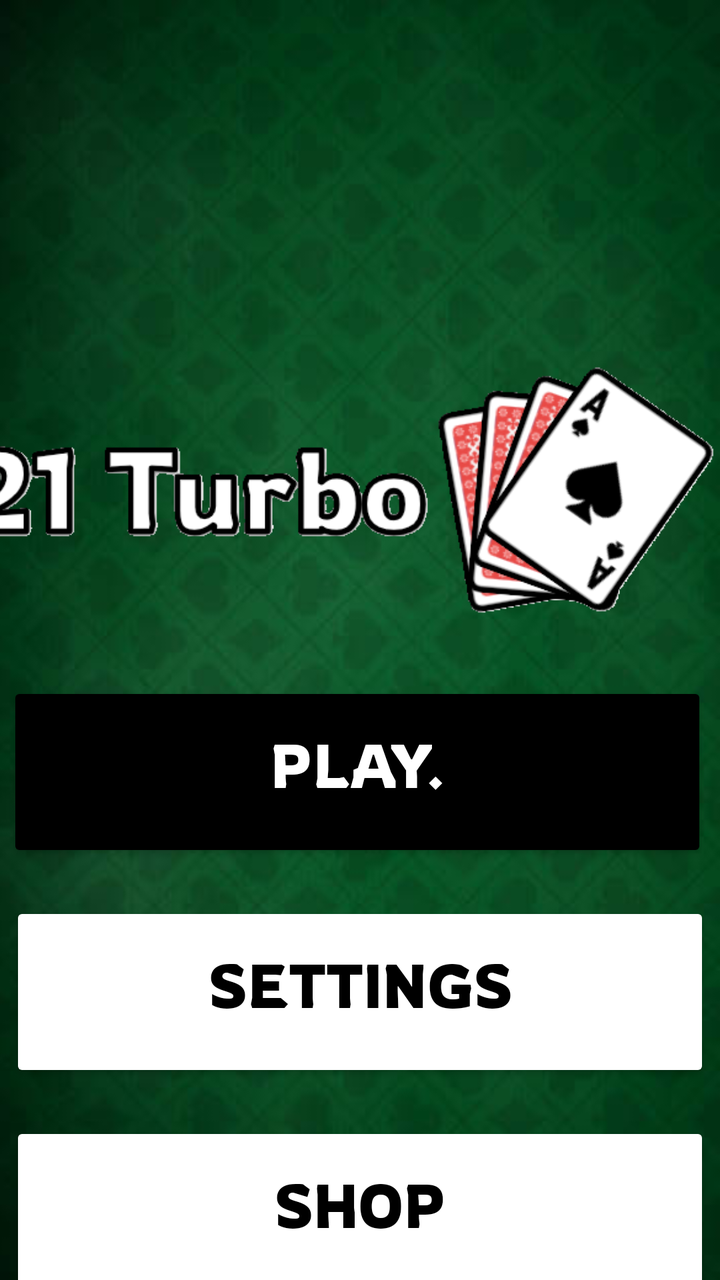
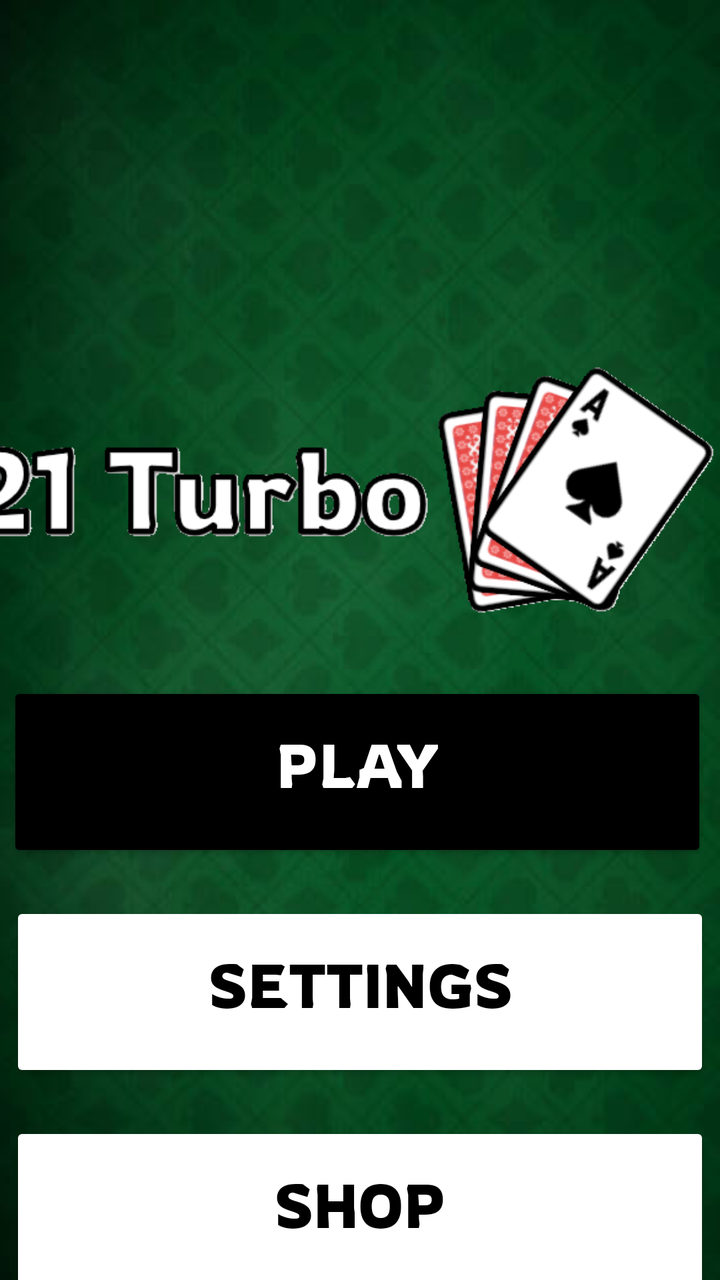

Before-and-after screenshots of an Android layout around one commit, followed by the original layout XML and the change that was made.
<!-- AndroidManifest.xml: application theme Theme._21Turbo -->
<!-- res/layout/screen_main.xml -->
<?xml version="1.0" encoding="utf-8"?>
<androidx.constraintlayout.widget.ConstraintLayout xmlns:android="http://schemas.android.com/apk/res/android"
    xmlns:app="http://schemas.android.com/apk/res-auto"
    xmlns:tools="http://schemas.android.com/tools"
    android:id="@+id/main"
    android:layout_width="match_parent"
    android:layout_height="match_parent"
    android:background="@drawable/table_background"
    tools:context=".MainActivity"
    tools:layout_editor_absoluteX="-18dp"
    tools:layout_editor_absoluteY="-48dp">

    <ImageView
        android:id="@+id/imageView"
        android:layout_width="455dp"
        android:layout_height="410dp"
        android:layout_marginTop="60dp"
        app:layout_constraintEnd_toEndOf="parent"
        app:layout_constraintHorizontal_bias="0.795"
        app:layout_constraintStart_toStartOf="parent"
        app:layout_constraintTop_toTopOf="parent"
        app:srcCompat="@drawable/game_logo" />

    <Button
        android:id="@+id/button"
        android:layout_width="wrap_content"
        android:layout_height="wrap_content"
        android:layout_marginStart="160dp"
        android:layout_marginTop="341dp"
        android:layout_marginEnd="163dp"
        android:text="Play."
        android:fontFamily="@font/rowdies_regular"
        android:textSize="30sp"
        android:textColor="#FFFFFF"
        android:backgroundTint="#000000"
        android:width="350dp"
        android:height="90dp"
        app:shapeAppearanceOverlay="@style/LessRoundButton"
        app:layout_constraintEnd_toEndOf="parent"
        app:layout_constraintStart_toStartOf="parent"
        app:layout_constraintTop_toTopOf="parent" />

    <Button
        android:id="@+id/button2"
        android:layout_width="wrap_content"
        android:layout_height="wrap_content"
        android:text="Settings"
        android:fontFamily="@font/rowdies_regular"
        android:textSize="30sp"
        android:textColor="#000000"
        android:backgroundTint="#FFFFFF"
        android:width="350dp"
        android:height="90dp"
        app:shapeAppearanceOverlay="@style/LessRoundButton"
        app:layout_constraintEnd_toEndOf="parent"
        app:layout_constraintStart_toStartOf="parent"
        app:layout_constraintTop_toBottomOf="@id/button"
        android:layout_marginTop="20dp"/>

    <Button
        android:id="@+id/button3"
        android:layout_width="wrap_content"
        android:layout_height="wrap_content"
        android:text="Shop"
        android:fontFamily="@font/rowdies_regular"
        android:textSize="30sp"
        android:textColor="#000000"
        android:backgroundTint="#FFFFFF"
        android:width="350dp"
        android:height="90dp"
        app:shapeAppearanceOverlay="@style/LessRoundButton"
        app:layout_constraintEnd_toEndOf="parent"
        app:layout_constraintStart_toStartOf="parent"
        app:layout_constraintTop_toBottomOf="@id/button2"
        android:layout_marginTop="20dp"/>

    
    <androidx.constraintlayout.widget.Guideline
        android:id="@+id/guideline"
        android:layout_width="wrap_content"
        android:layout_height="wrap_content"
        app:layout_constraintVertical_chainStyle="spread" />

</androidx.constraintlayout.widget.ConstraintLayout>
<!-- resources referenced by this layout -->
<resources>
  <!-- drawable game_logo: png bitmap (drawable, 50995 bytes) -->
  <!-- drawable table_background: png bitmap (drawable, 149849 bytes) -->
  <style name="LessRoundButton" parent="ShapeAppearance.MaterialComponents.SmallComponent">
      <item name="cornerSize">16dp</item></style>
  <style name="Theme._21Turbo" parent="Base.Theme._21Turbo" />
  <style name="Base.Theme._21Turbo" parent="Theme.Material3.DayNight.NoActionBar">
          
          
      </style>
</resources>

<!-- the commit's change to res/layout/screen_main.xml (unified diff, before → after) -->
@@ -28,7 +28,7 @@
         android:layout_marginStart="160dp"
         android:layout_marginTop="341dp"
         android:layout_marginEnd="163dp"
-        android:text="Play."
+        android:text="Play"
         android:fontFamily="@font/rowdies_regular"
         android:textSize="30sp"
         android:textColor="#FFFFFF"
@@ -74,7 +74,6 @@
         app:layout_constraintTop_toBottomOf="@id/button2"
         android:layout_marginTop="20dp"/>
 
-    
     <androidx.constraintlayout.widget.Guideline
         android:id="@+id/guideline"
         android:layout_width="wrap_content"
